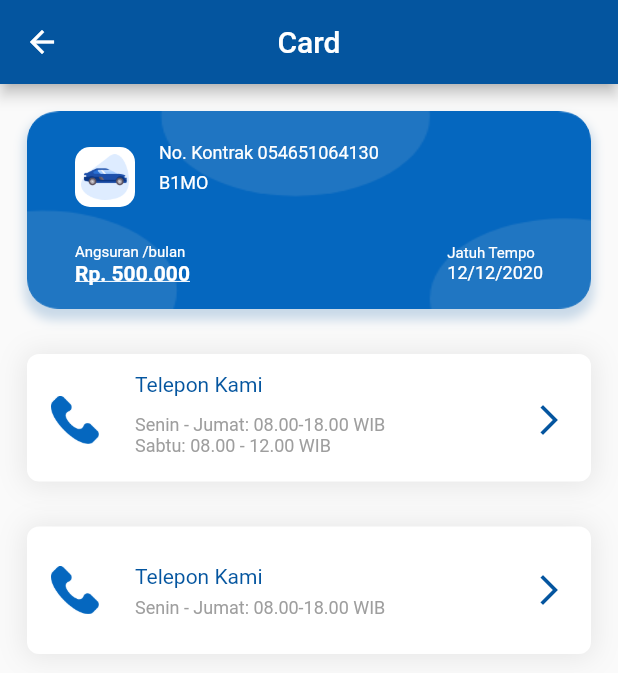
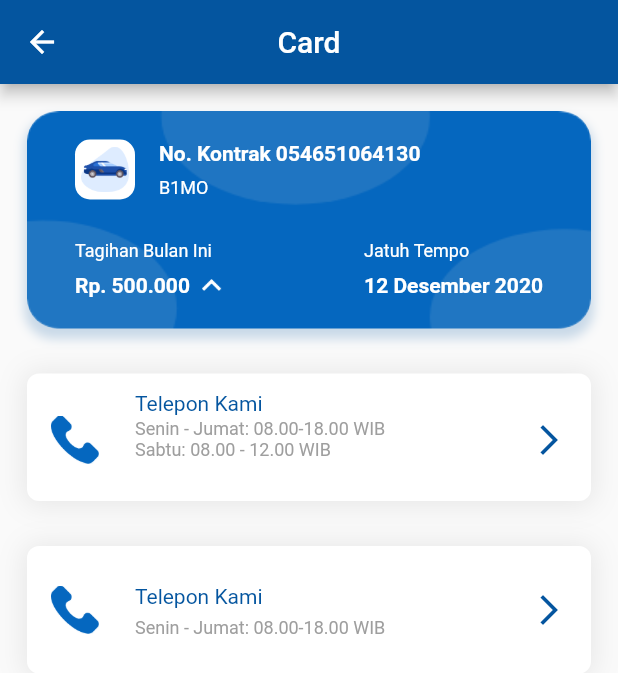
Before and after one commit to satriantorobimo/flutter_bfi_ds, a Flutter app: the CardScreen screen opened by its route, on a phone screen of 412 x 824 dp. Shown: the top 673 px of the screen. Run offline on Flutter 3.47's test engine with Material 2 defaults, Android fonts, the phone set to English and light mode, and no system bars.

Commit message:
Bug Fix on DSCardContactUs Padding

```diff
--- a/example/lib/component_list/card_screen.dart
+++ b/example/lib/component_list/card_screen.dart
@@ -16,12 +16,16 @@ class CardScreen extends StatelessWidget {
           children: [
             DSCard(
               angsuranPerBulan: 'Rp. 500.000',
-              jatuhTempo: '12/12/2020',
+              jatuhTempo: '12 Desember 2020',
               licensePlate: 'B1MO',
               noKontrak: '054651064130',
               bgCard: 'assets/imgs/card_blue.png',
               icon: 'assets/imgs/mobil.png',
-              titleAngsuran: 'Angsuran /bulan',
+              titleAngsuran: 'Tagihan Bulan Ini',
+              arrowUp: 'assets/imgs/arrow_up_white.png',
+              onTap: () {
+                print('tap tap tap');
+              },
             ),
             SizedBox(height: 30),
             DSCardContactUs(
--- a/lib/commons/molecules/card/ds_card.dart
+++ b/lib/commons/molecules/card/ds_card.dart
@@ -8,6 +8,8 @@ class DSCard extends StatelessWidget {
   final String bgCard;
   final String icon;
   final String titleAngsuran;
+  final String arrowUp;
+  final GestureTapCallback onTap;
   const DSCard(
       {this.noKontrak,
       this.licensePlate,
@@ -15,11 +17,14 @@ class DSCard extends StatelessWidget {
       this.jatuhTempo,
       this.bgCard,
       this.icon,
-      this.titleAngsuran});
+      this.titleAngsuran,
+      this.arrowUp,
+      this.onTap});
 
   @override
   Widget build(BuildContext context) {
     return Container(
+      height: 145,
       decoration: BoxDecoration(
         borderRadius: BorderRadius.circular(20),
         boxShadow: [
@@ -69,17 +74,20 @@ class DSCard extends StatelessWidget {
               ),
             ),
             title: Padding(
-              padding: const EdgeInsets.only(top: 16.0),
+              padding: const EdgeInsets.only(top: 16.0, bottom: 8),
               child: Container(
                 child: Text('No. Kontrak $noKontrak',
-                    style: TextStyle(fontSize: 12, color: Colors.white)),
+                    style: TextStyle(
+                        fontSize: 14,
+                        color: Colors.white,
+                        fontWeight: FontWeight.bold)),
               ),
             ),
             subtitle: Text(licensePlate ?? '-',
                 style: TextStyle(fontSize: 12, color: Colors.white)),
           ),
           SizedBox(
-            height: 16,
+            height: 24,
           ),
           Row(
             mainAxisAlignment: MainAxisAlignment.spaceBetween,
@@ -92,21 +100,31 @@ class DSCard extends StatelessWidget {
                     child: Container(
                       child: Text(
                         titleAngsuran,
-                        style: TextStyle(fontSize: 10, color: Colors.white),
+                        style: TextStyle(fontSize: 12, color: Colors.white),
                       ),
                     ),
                   ),
+                  SizedBox(height: 8),
                   Padding(
                     padding: const EdgeInsets.only(left: 32.0, bottom: 16.0),
-                    child: Container(
-                      child: Text(
+                    child: InkWell(
+                      onTap: onTap,
+                      child: Row(
+                        children: [
+                          Text(
                             angsuranPerBulan,
                             style: TextStyle(
                               fontSize: 14,
                               color: Colors.white,
                               fontWeight: FontWeight.bold,
-                          decoration: TextDecoration.underline,
                             ),
+                          ),
+                          SizedBox(width: 8),
+                          Image.asset(
+                            arrowUp,
+                            height: 8,
+                          )
+                        ],
                       ),
                     ),
                   ),
@@ -120,14 +138,18 @@ class DSCard extends StatelessWidget {
                     child: Container(
                       child: Text(
                         'Jatuh Tempo',
-                        style: TextStyle(fontSize: 10, color: Colors.white),
+                        style: TextStyle(fontSize: 12, color: Colors.white),
                       ),
                     ),
                   ),
+                  SizedBox(height: 8),
                   Padding(
                     padding: const EdgeInsets.only(right: 32.0, bottom: 16.0),
                     child: Text(jatuhTempo,
-                        style: TextStyle(fontSize: 12, color: Colors.white)),
+                        style: TextStyle(
+                            fontSize: 14,
+                            color: Colors.white,
+                            fontWeight: FontWeight.bold)),
                   )
                 ],
               ),
--- a/lib/commons/molecules/card/ds_card_contactus.dart
+++ b/lib/commons/molecules/card/ds_card_contactus.dart
@@ -47,7 +47,9 @@ class DSCardContactUs extends StatelessWidget {
             ),
           ),
           subtitle: Padding(
-            padding: EdgeInsets.only(top: subtitle2 != null ? 8.0 : 0.0),
+            padding: EdgeInsets.only(
+              top: subtitle2 != null ? 2.0 : 0.0,
+            ),
             child: subtitle2 == null
                 ? DSText(
                     data: subtitle,
@@ -56,7 +58,6 @@ class DSCardContactUs extends StatelessWidget {
                 : Column(
                     crossAxisAlignment: CrossAxisAlignment.start,
                     children: [
-                      SizedBox(height: 4),
                       DSText(
                         data: subtitle,
                         textStyle: TextStyle(color: Colors.grey, fontSize: 12),
--- a/pubspec.yaml
+++ b/pubspec.yaml
@@ -1,6 +1,6 @@
 name: flutter_ds_bfi
 description: Design System Package for BFI
-version: 0.0.1+9
+version: 0.0.1+11
 homepage: https://github.com/satriantorobimo/flutter_bfi_ds
 
 environment:
```
Also changed, not shown: example/assets/imgs/arrow_up_white.png (added), example/pubspec.lock, 1 other file. Lines whose indentation alone changed are shown as unchanged.
